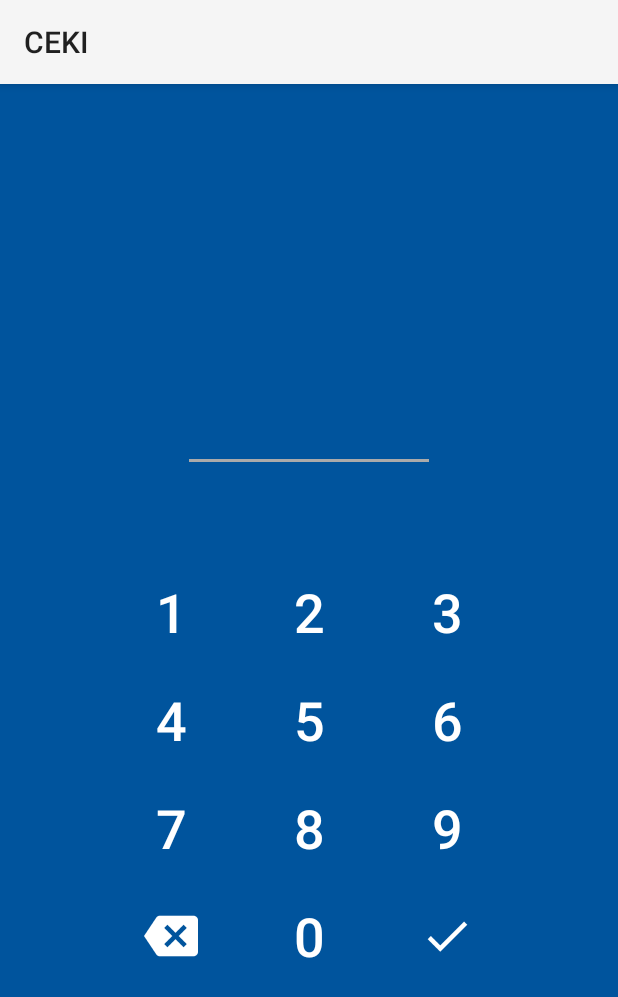
After one commit to bisoelpetjah/jenio, an Android app: the LoginActivity screen opened directly, with no data from a screen before it, on a phone screen of 412 x 824 dp. The commit adds this screen. Shown: the top 997 px of the screen. Run offline under Robolectric (Android 15) with nearby library versions, the phone set to English and light mode, and no system bars.

Commit message:
implement login with pin

```diff
--- a/app/src/main/AndroidManifest.xml
+++ b/app/src/main/AndroidManifest.xml
@@ -2,8 +2,10 @@
     package="com.cekiboy.ceki">
 
     <uses-feature android:name="android.hardware.camera" android:required="true"/>
+    <uses-feature android:name="android.hardware.fingerprint" android:required="false"/>
 
     <uses-permission android:name="android.permission.CAMERA"/>
+    <uses-permission android:name="android.permission.USE_FINGERPRINT"/>
 
     <application
         android:allowBackup="true"
@@ -22,6 +24,8 @@
             </intent-filter>
         </activity>
 
+        <activity android:name=".activities.LoginActivity" android:label="@string/app_name"/>
+
         <activity android:name=".activities.MainActivity" android:label="@string/app_name"/>
 
         <activity android:name=".activities.ScanActivity" android:label="@string/app_name"/>
--- /dev/null
+++ b/app/src/main/kotlin/com/cekiboy/ceki/activities/LoginActivity.kt
@@ -0,0 +1,103 @@
+package com.cekiboy.ceki.activities
+
+import android.content.Intent
+import android.os.Bundle
+import android.support.v7.app.AppCompatActivity
+import android.util.Log
+import android.view.View
+import android.widget.Button
+import android.widget.ImageButton
+import android.widget.TextView
+import com.cekiboy.ceki.R
+
+/**
+ * Created by irvan on 9/16/16.
+ */
+class LoginActivity: AppCompatActivity() {
+
+    private var textViewPin: TextView? = null
+    private var buttonKeypad1: Button? = null
+    private var buttonKeypad2: Button? = null
+    private var buttonKeypad3: Button? = null
+    private var buttonKeypad4: Button? = null
+    private var buttonKeypad5: Button? = null
+    private var buttonKeypad6: Button? = null
+    private var buttonKeypad7: Button? = null
+    private var buttonKeypad8: Button? = null
+    private var buttonKeypad9: Button? = null
+    private var buttonKeypad0: Button? = null
+    private var buttonKeypadBackspace: ImageButton? = null
+    private var buttonKeypadEnter: ImageButton? = null
+
+    private var pin = ""
+
+    override fun onCreate(savedInstanceState: Bundle?) {
+        super.onCreate(savedInstanceState)
+        setContentView(R.layout.activity_login)
+
+        textViewPin = findViewById(R.id.pin) as TextView
+        buttonKeypad1 = findViewById(R.id.keypad1) as Button
+        buttonKeypad2 = findViewById(R.id.keypad2) as Button
+        buttonKeypad3 = findViewById(R.id.keypad3) as Button
+        buttonKeypad4 = findViewById(R.id.keypad4) as Button
+        buttonKeypad5 = findViewById(R.id.keypad5) as Button
+        buttonKeypad6 = findViewById(R.id.keypad6) as Button
+        buttonKeypad7 = findViewById(R.id.keypad7) as Button
+        buttonKeypad8 = findViewById(R.id.keypad8) as Button
+        buttonKeypad9 = findViewById(R.id.keypad9) as Button
+        buttonKeypad0 = findViewById(R.id.keypad0) as Button
+        buttonKeypadBackspace = findViewById(R.id.keypadBackspace) as ImageButton
+        buttonKeypadEnter = findViewById(R.id.keypadEnter) as ImageButton
+
+        buttonKeypad1?.setOnClickListener { editInput(ButtonType.BUTTON_NUMBER, "1") }
+        buttonKeypad2?.setOnClickListener { editInput(ButtonType.BUTTON_NUMBER, "2") }
+        buttonKeypad3?.setOnClickListener { editInput(ButtonType.BUTTON_NUMBER, "3") }
+        buttonKeypad4?.setOnClickListener { editInput(ButtonType.BUTTON_NUMBER, "4") }
+        buttonKeypad5?.setOnClickListener { editInput(ButtonType.BUTTON_NUMBER, "5") }
+        buttonKeypad6?.setOnClickListener { editInput(ButtonType.BUTTON_NUMBER, "6") }
+        buttonKeypad7?.setOnClickListener { editInput(ButtonType.BUTTON_NUMBER, "7") }
+        buttonKeypad8?.setOnClickListener { editInput(ButtonType.BUTTON_NUMBER, "8") }
+        buttonKeypad9?.setOnClickListener { editInput(ButtonType.BUTTON_NUMBER, "9") }
+        buttonKeypad0?.setOnClickListener { editInput(ButtonType.BUTTON_NUMBER, "0") }
+        buttonKeypadBackspace?.setOnClickListener { editInput(ButtonType.BUTTON_BACKSPACE) }
+        buttonKeypadEnter?.setOnClickListener { editInput(ButtonType.BUTTON_ENTER) }
+    }
+
+    private fun editInput(pressedButton: ButtonType, buttonNumber: String? = null) {
+        val isEmpty = textViewPin?.text?.isEmpty()
+        val isFull = textViewPin?.text?.length == 4
+
+        when (pressedButton) {
+            ButtonType.BUTTON_NUMBER -> {
+                if (!isFull) {
+                    pin = "$pin$buttonNumber"
+                    textViewPin?.text = "${textViewPin?.text}*"
+                }
+            }
+            ButtonType.BUTTON_BACKSPACE -> {
+                if (!isEmpty!!) {
+                    pin = pin.substring(0, pin.length - 1)
+                    textViewPin?.text = textViewPin?.text?.substring(0, textViewPin?.text?.length!! - 1)
+                }
+            }
+            ButtonType.BUTTON_ENTER -> submit()
+        }
+        Log.d("@@@", pin)
+    }
+
+    private fun submit() {
+        if (pin == "1589") {
+            finish()
+            startActivity(Intent(this, MainActivity::class.java))
+        } else {
+            pin = ""
+            textViewPin?.text = ""
+        }
+    }
+
+    private enum class ButtonType {
+        BUTTON_NUMBER,
+        BUTTON_BACKSPACE,
+        BUTTON_ENTER
+    }
+}
--- a/app/src/main/kotlin/com/cekiboy/ceki/activities/MainActivity.kt
+++ b/app/src/main/kotlin/com/cekiboy/ceki/activities/MainActivity.kt
@@ -5,7 +5,6 @@ import android.os.Bundle
 import android.support.design.widget.FloatingActionButton
 import android.support.v7.app.AppCompatActivity
 import android.support.v7.widget.Toolbar
-import android.view.View
 import com.cekiboy.ceki.R
 
 /**
@@ -25,10 +24,6 @@ class MainActivity: AppCompatActivity() {
 
         setSupportActionBar(toolbar)
 
-        buttonScan?.setOnClickListener(object : View.OnClickListener{
-            override fun onClick(v: View?) {
-                startActivity(Intent(this@MainActivity, ScanActivity::class.java))
-            }
-        })
+        buttonScan?.setOnClickListener { startActivity(Intent(this, ScanActivity::class.java)) }
     }
 }
--- a/app/src/main/kotlin/com/cekiboy/ceki/activities/SplashActivity.kt
+++ b/app/src/main/kotlin/com/cekiboy/ceki/activities/SplashActivity.kt
@@ -15,9 +15,9 @@ class SplashActivity: AppCompatActivity() {
         super.onCreate(savedInstanceState)
         setContentView(R.layout.activity_splash)
 
-        Handler().postDelayed(object : Runnable{
+        Handler().postDelayed(object : Runnable {
             override fun run() {
-                startActivity(Intent(this@SplashActivity, MainActivity::class.java))
+                startActivity(Intent(this@SplashActivity, LoginActivity::class.java))
                 finish()
             }
         }, 1000)
--- /dev/null
+++ b/app/src/main/res/layout/activity_login.xml
@@ -0,0 +1,165 @@
+<?xml version="1.0" encoding="utf-8"?>
+<LinearLayout
+    xmlns:android="http://schemas.android.com/apk/res/android"
+    android:layout_width="match_parent"
+    android:layout_height="match_parent"
+    android:background="@color/colorPrimary"
+    android:orientation="vertical"
+    android:gravity="center"
+    android:fitsSystemWindows="true">
+    <TextView
+        android:id="@+id/pin"
+        android:layout_width="wrap_content"
+        android:layout_height="wrap_content"
+        android:textSize="64sp"
+        android:textColor="@android:color/white"/>
+
+    <View
+        android:layout_width="160dp"
+        android:layout_height="2dp"
+        android:layout_below="@id/pin"
+        android:layout_marginBottom="64dp"
+        android:background="@android:color/darker_gray"/>
+
+    <TableLayout
+        android:layout_width="wrap_content"
+        android:layout_height="wrap_content"
+        android:layout_below="@id/pin">
+        <TableRow>
+            <Button
+                android:id="@+id/keypad1"
+                android:layout_width="92dp"
+                android:layout_height="72dp"
+                android:padding="0dp"
+                android:background="@android:color/transparent"
+                android:gravity="center"
+                android:text="@string/button_keypad_1"
+                android:textSize="36sp"
+                android:textColor="@android:color/white"/>
+
+            <Button
+                android:id="@+id/keypad2"
+                android:layout_width="92dp"
+                android:layout_height="72dp"
+                android:padding="0dp"
+                android:background="@android:color/transparent"
+                android:gravity="center"
+                android:text="@string/button_keypad_2"
+                android:textSize="36sp"
+                android:textColor="@android:color/white"/>
+
+            <Button
+                android:id="@+id/keypad3"
+                android:layout_width="92dp"
+                android:layout_height="72dp"
+                android:padding="0dp"
+                android:background="@android:color/transparent"
+                android:gravity="center"
+                android:text="@string/button_keypad_3"
+                android:textSize="36sp"
+                android:textColor="@android:color/white"/>
+        </TableRow>
+
+        <TableRow>
+            <Button
+                android:id="@+id/keypad4"
+                android:layout_width="92dp"
+                android:layout_height="72dp"
+                android:padding="0dp"
+                android:background="@android:color/transparent"
+                android:gravity="center"
+                android:text="@string/button_keypad_4"
+                android:textSize="36sp"
+                android:textColor="@android:color/white"/>
+
+            <Button
+                android:id="@+id/keypad5"
+                android:layout_width="92dp"
+                android:layout_height="72dp"
+                android:padding="0dp"
+                android:background="@android:color/transparent"
+                android:gravity="center"
+                android:text="@string/button_keypad_5"
+                android:textSize="36sp"
+                android:textColor="@android:color/white"/>
+
+            <Button
+                android:id="@+id/keypad6"
+                android:layout_width="92dp"
+                android:layout_height="72dp"
+                android:padding="0dp"
+                android:background="@android:color/transparent"
+                android:gravity="center"
+                android:text="@string/button_keypad_6"
+                android:textSize="36sp"
+                android:textColor="@android:color/white"/>
+
+        </TableRow>
+
+        <TableRow>
+            <Button
+                android:id="@+id/keypad7"
+                android:layout_width="92dp"
+                android:layout_height="72dp"
+                android:padding="0dp"
+                android:background="@android:color/transparent"
+                android:gravity="center"
+                android:text="@string/button_keypad_7"
+                android:textSize="36sp"
+                android:textColor="@android:color/white"/>
+
+            <Button
+                android:id="@+id/keypad8"
+                android:layout_width="92dp"
+                android:layout_height="72dp"
+                android:padding="0dp"
+                android:background="@android:color/transparent"
+                android:gravity="center"
+                android:text="@string/button_keypad_8"
+                android:textSize="36sp"
+                android:textColor="@android:color/white"/>
+
+            <Button
+                android:id="@+id/keypad9"
+                android:layout_width="92dp"
+                android:layout_height="72dp"
+                android:padding="0dp"
+                android:background="@android:color/transparent"
+                android:gravity="center"
+                android:text="@string/button_keypad_9"
+                android:textSize="36sp"
+                android:textColor="@android:color/white"/>
+        </TableRow>
+
+        <TableRow>
+            <ImageButton
+                android:id="@+id/keypadBackspace"
+                android:layout_width="92dp"
+                android:layout_height="72dp"
+                android:padding="0dp"
+                android:src="@drawable/ic_backspace"
+                android:background="@android:color/transparent"
+                android:gravity="center"/>
+
+            <Button
+                android:id="@+id/keypad0"
+                android:layout_width="92dp"
+                android:layout_height="72dp"
+                android:padding="0dp"
+                android:background="@android:color/transparent"
+                android:gravity="center"
+                android:text="@string/button_keypad_0"
+                android:textSize="36sp"
+                android:textColor="@android:color/white"/>
+
+            <ImageButton
+                android:id="@+id/keypadEnter"
+                android:layout_width="92dp"
+                android:layout_height="72dp"
+                android:padding="0dp"
+                android:src="@drawable/ic_ok"
+                android:background="@android:color/transparent"
+                android:gravity="center"/>
+        </TableRow>
+    </TableLayout>
+</LinearLayout>
--- a/app/src/main/res/layout/activity_main.xml
+++ b/app/src/main/res/layout/activity_main.xml
@@ -4,7 +4,6 @@
     android:layout_width="match_parent"
     android:layout_height="match_parent"
     android:orientation="vertical">
-
     <android.support.v7.widget.Toolbar
         xmlns:app="http://schemas.android.com/apk/res-auto"
         android:id="@+id/toolbar"
@@ -20,7 +19,6 @@
         android:layout_width="match_parent"
         android:layout_height="match_parent"
         android:background="@color/colorBg">
-
         <android.support.design.widget.FloatingActionButton
             android:id="@+id/buttonScan"
             android:layout_width="wrap_content"
@@ -31,5 +29,4 @@
             android:src="@drawable/ic_scan"
             android:elevation="2dp"/>
     </RelativeLayout>
-
 </LinearLayout>
--- a/app/src/main/res/layout/activity_scan.xml
+++ b/app/src/main/res/layout/activity_scan.xml
@@ -4,7 +4,6 @@
     android:layout_width="match_parent"
     android:layout_height="match_parent"
     android:orientation="vertical">
-
     <android.support.v7.widget.Toolbar
         xmlns:app="http://schemas.android.com/apk/res-auto"
         android:id="@+id/toolbar"
@@ -20,5 +19,4 @@
         android:id="@+id/scanner"
         android:layout_width="match_parent"
         android:layout_height="match_parent"/>
-
 </LinearLayout>
--- a/app/src/main/res/layout/activity_splash.xml
+++ b/app/src/main/res/layout/activity_splash.xml
@@ -3,7 +3,9 @@
     xmlns:android="http://schemas.android.com/apk/res/android"
     android:layout_width="match_parent"
     android:layout_height="match_parent"
+    android:background="@color/colorPrimary"
     android:orientation="vertical"
-    android:background="@color/colorPrimaryDark">
+    android:gravity="center"
+    android:fitsSystemWindows="true">
 
 </LinearLayout>
--- a/app/src/main/res/values/strings.xml
+++ b/app/src/main/res/values/strings.xml
@@ -1,4 +1,15 @@
 <?xml version="1.0" encoding="utf-8"?>
 <resources>
     <string name="app_name">CEKI</string>
+
+    <string name="button_keypad_1">1</string>
+    <string name="button_keypad_2">2</string>
+    <string name="button_keypad_3">3</string>
+    <string name="button_keypad_4">4</string>
+    <string name="button_keypad_5">5</string>
+    <string name="button_keypad_6">6</string>
+    <string name="button_keypad_7">7</string>
+    <string name="button_keypad_8">8</string>
+    <string name="button_keypad_9">9</string>
+    <string name="button_keypad_0">0</string>
 </resources>
```
Also changed, not shown: app/src/main/res/drawable-hdpi/ic_backspace.png (added), app/src/main/res/drawable-hdpi/ic_ok.png (added).
